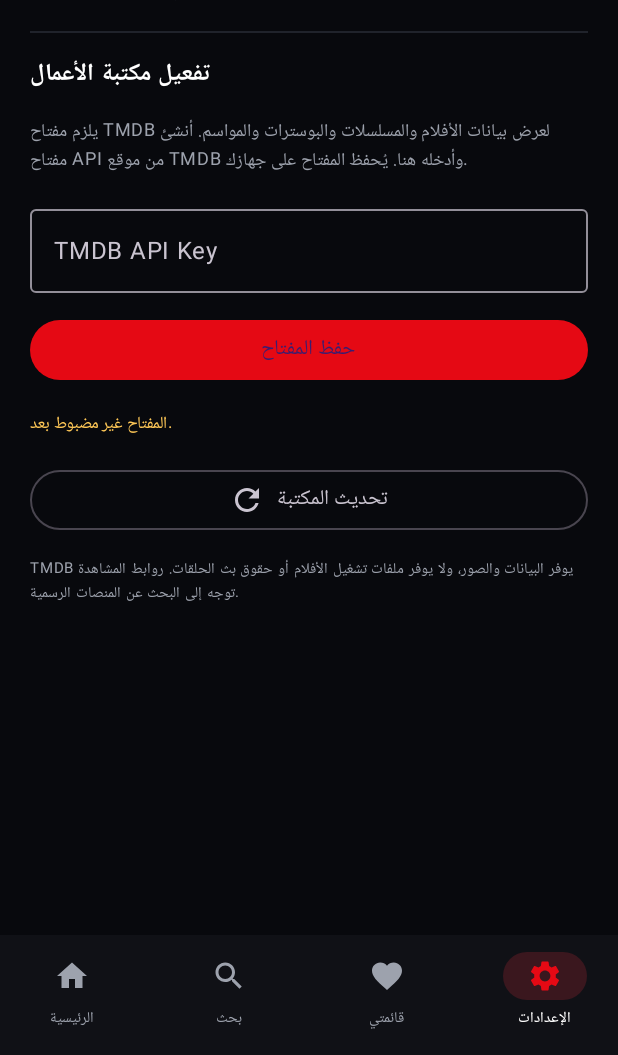
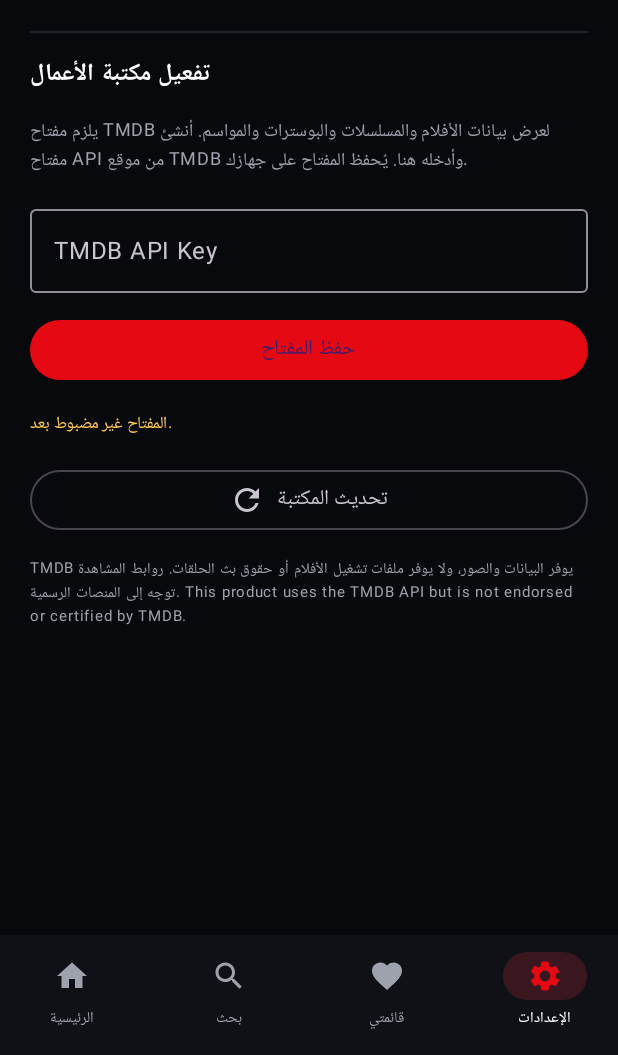
Before and after one commit to shotalx2-lgtm/YOFECTPLAY, an Android app built with Jetpack Compose: the screen it shows after launch (MainActivity), item 4 of the bottom bar chosen, on a phone screen of 412 x 824 dp, the part 181-1236 px from its top. Run offline under Robolectric (Android 15) with nearby library versions, the phone set to English and light mode, and no system bars; pictures from the network do not load.

Commit message:
Expand discovery shelves and add TMDB attribution

```diff
--- a/app/src/main/java/com/yofect/play/MainActivity.kt
+++ b/app/src/main/java/com/yofect/play/MainActivity.kt
@@ -137,17 +137,26 @@ private suspend fun apiWorks(context: Context, path: String, fallback: String =
     }.filter { it.id > 0 }
 }
 
+private suspend fun apiWorksPages(context: Context, path: String, fallback: String = ""): List<Work> {
+    val pages = mutableListOf<Work>()
+    for (page in 1..2) {
+        val separator = if (path.contains("?")) "&" else "?"
+        pages.addAll(apiWorks(context, path + separator + "page=" + page, fallback))
+    }
+    return pages.distinctBy { favoriteKey(it) }
+}
+
 private suspend fun loadCatalog(context: Context): Catalog = coroutineScope {
-    val trending = async { apiWorks(context, "trending/all/week") }
-    val movies = async { apiWorks(context, "movie/popular", "movie") }
-    val shows = async { apiWorks(context, "tv/popular", "tv") }
-    val arMovies = async { apiWorks(context, "discover/movie?with_original_language=ar&sort_by=popularity.desc", "movie") }
-    val arShows = async { apiWorks(context, "discover/tv?with_original_language=ar&sort_by=popularity.desc", "tv") }
-    val trMovies = async { apiWorks(context, "discover/movie?with_original_language=tr&sort_by=popularity.desc", "movie") }
-    val trShows = async { apiWorks(context, "discover/tv?with_original_language=tr&sort_by=popularity.desc", "tv") }
-    val inMovies = async { apiWorks(context, "discover/movie?with_original_language=hi%7Cta%7Cte%7Cml%7Ckn%7Cbn%7Cmr&sort_by=popularity.desc", "movie") }
+    val trending = async { apiWorksPages(context, "trending/all/week") }
+    val movies = async { apiWorksPages(context, "movie/popular", "movie") }
+    val shows = async { apiWorksPages(context, "tv/popular", "tv") }
+    val arMovies = async { apiWorksPages(context, "discover/movie?with_original_language=ar&sort_by=popularity.desc", "movie") }
+    val arShows = async { apiWorksPages(context, "discover/tv?with_original_language=ar&sort_by=popularity.desc", "tv") }
+    val trMovies = async { apiWorksPages(context, "discover/movie?with_original_language=tr&sort_by=popularity.desc", "movie") }
+    val trShows = async { apiWorksPages(context, "discover/tv?with_original_language=tr&sort_by=popularity.desc", "tv") }
+    val inMovies = async { apiWorksPages(context, "discover/movie?with_original_language=hi%7Cta%7Cte%7Cml%7Ckn%7Cbn%7Cmr&sort_by=popularity.desc", "movie") }
     val inShows = async { apiWorks(context, "discover/tv?with_original_language=hi&sort_by=popularity.desc", "tv") }
-    val enMovies = async { apiWorks(context, "discover/movie?without_original_language=ar,tr,hi,ta,te,ml,kn,bn,mr&sort_by=popularity.desc", "movie") }
+    val enMovies = async { apiWorksPages(context, "discover/movie?without_original_language=ar,tr,hi,ta,te,ml,kn,bn,mr&sort_by=popularity.desc", "movie") }
     val enShows = async { apiWorks(context, "discover/tv?with_original_language=en&sort_by=popularity.desc", "tv") }
     Catalog(
         trending = trending.await(),
@@ -619,7 +628,7 @@ private fun SettingsScreen(hasKey: Boolean, input: String, onInput: (String) ->
             Spacer(Modifier.width(8.dp))
             Text("تحديث المكتبة")
         }
-        Text("TMDB يوفر البيانات والصور، ولا يوفر ملفات تشغيل الأفلام أو حقوق بث الحلقات. روابط المشاهدة توجه إلى البحث عن المنصات الرسمية.", color = Muted, fontSize = 10.sp, lineHeight = 16.sp)
+        Text("TMDB يوفر البيانات والصور، ولا يوفر ملفات تشغيل الأفلام أو حقوق بث الحلقات. روابط المشاهدة توجه إلى المنصات الرسمية. This product uses the TMDB API but is not endorsed or certified by TMDB.", color = Muted, fontSize = 10.sp, lineHeight = 16.sp)
     }
 }
 
```
